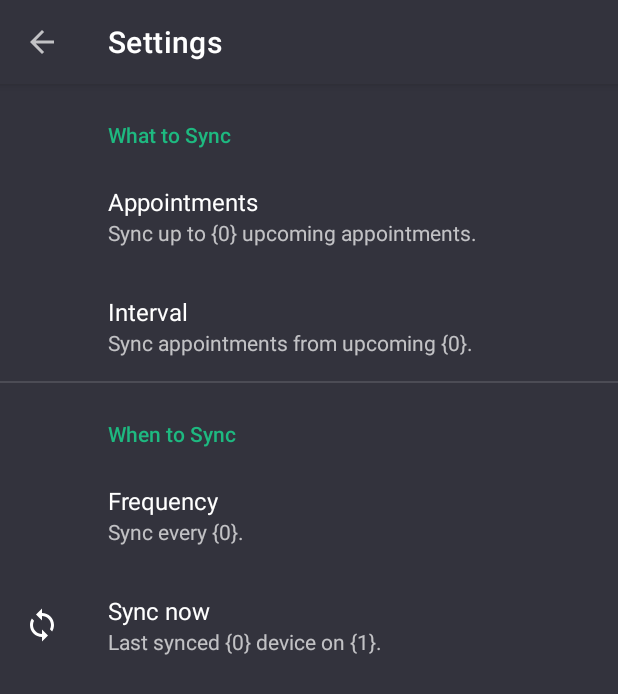
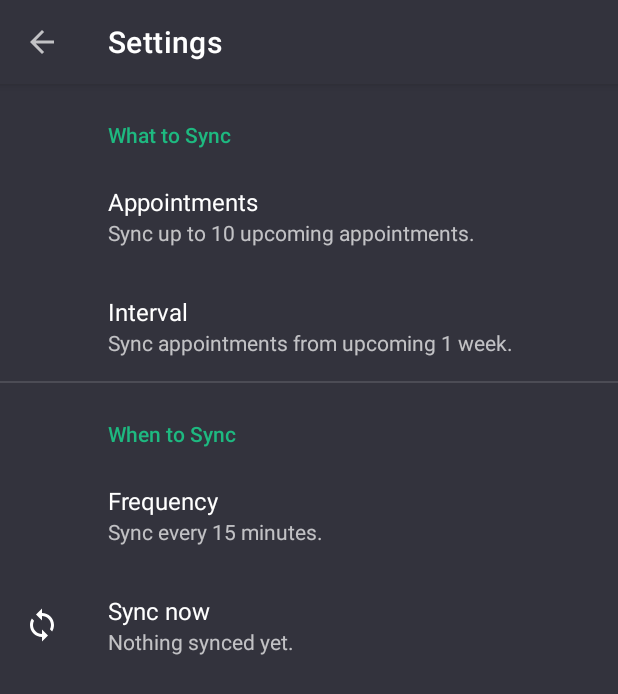
Before and after one commit to le-cds/connectiq, an Android app: the SettingsActivity screen opened directly, with no data from a screen before it, on a phone screen of 412 x 824 dp. Shown: the top 694 px of the screen. Run offline under Robolectric (Android 15) with nearby library versions, the phone set to English and light mode, and no system bars; our stand-ins replace androidx.preference.

Commit message:
Added functionality to settings activity. #2
- Almost all settings now have proper summary providers.
- Clicking the sync now button now actually runs the sync worker.
- Frequency changes are applied to the sync worker.

```diff
--- a/CalendarIQConnector/app/src/main/java/net/hypotenubel/calendariq/activities/MainActivity.java
+++ b/CalendarIQConnector/app/src/main/java/net/hypotenubel/calendariq/activities/MainActivity.java
@@ -73,7 +73,7 @@ public class MainActivity extends AppCompatActivity {
 
             // Ensure that our sync service is running
             if (!isEmulator) {
-                WatchSyncWorker.runSyncWorker();
+                WatchSyncWorker.runSyncWorker(this, false);
             }
         } else {
             showPermissionsError();
--- a/CalendarIQConnector/app/src/main/java/net/hypotenubel/calendariq/activities/SettingsActivity.java
+++ b/CalendarIQConnector/app/src/main/java/net/hypotenubel/calendariq/activities/SettingsActivity.java
@@ -1,16 +1,19 @@
 package net.hypotenubel.calendariq.activities;
-
-import androidx.appcompat.app.AppCompatActivity;
-import androidx.appcompat.widget.Toolbar;
-import androidx.lifecycle.Observer;
-import androidx.preference.PreferenceFragmentCompat;
-import androidx.work.Operation;
 
 import android.os.Bundle;
 import android.widget.Toast;
 
 import net.hypotenubel.calendariq.R;
 import net.hypotenubel.calendariq.services.WatchSyncWorker;
+
+import androidx.appcompat.app.AppCompatActivity;
+import androidx.appcompat.widget.Toolbar;
+import androidx.lifecycle.Observer;
+import androidx.preference.EditTextPreference;
+import androidx.preference.ListPreference;
+import androidx.preference.Preference;
+import androidx.preference.PreferenceFragmentCompat;
+import androidx.work.Operation;
 
 /**
  * Presents the user with a list of settings. Since we only have a single list, we're not using
@@ -30,6 +33,68 @@ public class SettingsActivity extends AppCompatActivity {
 
 
     /**
+     * Fragment that displays our list of settings.
+     */
+    public static class SettingsFragment extends PreferenceFragmentCompat {
+        @Override
+        public void onCreatePreferences(Bundle savedInstanceState, String rootKey) {
+            setPreferencesFromResource(R.xml.preferences, rootKey);
+
+            // Extract preferences
+            Preference appointments = findPreference("appointments");
+            Preference interval = findPreference("interval");
+            Preference frequency = findPreference("frequency");
+            Preference lastSync = findPreference("last_sync");
+
+            // Install summary providers
+            appointments.setSummaryProvider(new FormattingSummaryProvider(getString(
+                    R.string.pref_appointments_summary)));
+            interval.setSummaryProvider(new FormattingSummaryProvider(getString(
+                    R.string.pref_interval_summary)));
+            frequency.setSummaryProvider(new FormattingSummaryProvider(getString(
+                    R.string.pref_frequency_summary)));
+            lastSync.setSummaryProvider(new Preference.SummaryProvider() {
+                @Override
+                public CharSequence provideSummary(Preference preference) {
+                    return provideLastSyncSummary(preference);
+                }
+            });
+
+            // Listen to frequency changes to we can restart the sync worker
+            frequency.setOnPreferenceChangeListener(new Preference.OnPreferenceChangeListener() {
+                @Override
+                public boolean onPreferenceChange(Preference preference, Object newValue) {
+                    onFrequencyChanged(newValue.toString());
+                    return true;
+                }
+            });
+
+            // Listen to synchronisation requests
+            lastSync.setOnPreferenceClickListener(new Preference.OnPreferenceClickListener() {
+                @Override
+                public boolean onPreferenceClick(Preference preference) {
+                    runSyncWorkerOnce();
+                    return true;
+                }
+            });
+        }
+
+        /**
+         * Provides a summary for the last synchronisation. This is more complex, so we handle it in
+         * this rather special method.
+         */
+        private CharSequence provideLastSyncSummary(Preference lastSyncPref) {
+            return getString(R.string.pref_last_sync_summary_never);
+        }
+
+        /**
+         * Re-register sync worker upon frequency changes.
+         */
+        private void onFrequencyChanged(String newValue) {
+            WatchSyncWorker.runSyncWorker(Integer.parseInt(newValue),true);
+        }
+
+        /**
          * Ensures that our synchronization worker is run once by the work manager API.
          */
         private void runSyncWorkerOnce() {
@@ -41,19 +106,56 @@ public class SettingsActivity extends AppCompatActivity {
                 public void onChanged(Operation.State state) {
                     // This is only called if things were successful
                     Toast.makeText(
-                        SettingsActivity.this,
-                        "Appointments sent",
+                            SettingsFragment.this.getActivity(),
+                            getString(R.string.settingsActivity_sending),
                             Toast.LENGTH_SHORT)
                             .show();
                 }
             });
         }
+    }
 
 
-    public static class SettingsFragment extends PreferenceFragmentCompat {
+    /**
+     * Summary provider that works with a format string the preference value is passed to.
+     */
+    private static class FormattingSummaryProvider
+            implements Preference.SummaryProvider<Preference> {
+
+        /** The format string we'll be using to generate summaries. */
+        private String formatString;
+
+        /**
+         * Creates a new summary provider for the given format string.
+         *
+         * @param formatString the format string to use.
+         */
+        public FormattingSummaryProvider(String formatString) {
+            this.formatString = formatString;
+        }
+
         @Override
-        public void onCreatePreferences(Bundle savedInstanceState, String rootKey) {
-            setPreferencesFromResource(R.xml.preferences, rootKey);
+        public CharSequence provideSummary(Preference preference) {
+            String prefValue = null;
+
+            // Extract proper preference value
+            if (preference instanceof ListPreference) {
+                CharSequence prefValueSequence = ((ListPreference) preference).getEntry();
+                if (prefValueSequence != null) {
+                    prefValue = prefValueSequence.toString();
+                }
+
+            } else if (preference instanceof EditTextPreference) {
+                prefValue = ((EditTextPreference) preference).getText();
+
+            }
+
+            // Return proper summary
+            if (prefValue == null) {
+                return "";
+            } else {
+                return String.format(formatString, prefValue);
+            }
         }
     }
 
--- a/CalendarIQConnector/app/src/main/res/values/strings.xml
+++ b/CalendarIQConnector/app/src/main/res/values/strings.xml
@@ -12,15 +12,16 @@
 
     <!-- Settings Activity -->
     <string name="settingsActivity_title">Settings</string>
+    <string name="settingsActivity_sending">Sending appointments...</string>
 
     <!-- Sync Service -->
     <string name="watchSyncService_description">Replies to appointment requests by Garmin devices.</string>
 
-    <!-- Strings related to Settings -->
+    <!-- Preferences -->
     <string name="pref_cat_what">What to Sync</string>
 
     <string name="pref_appointments">Appointments</string>
-    <string name="pref_appointments_summary">Sync up to {0} upcoming appointments.</string>
+    <string name="pref_appointments_summary">Sync up to %1s upcoming appointments.</string>
     <string-array name="pref_appointments_entries">
         <item>5</item>
         <item>10</item>
@@ -33,7 +34,7 @@
     </string-array>
 
     <string name="pref_interval">Interval</string>
-    <string name="pref_interval_summary">Sync appointments from upcoming {0}.</string>
+    <string name="pref_interval_summary">Sync appointments from upcoming %1s.</string>
     <string-array name="pref_interval_entries">
         <item>1 day</item>
         <item>3 days</item>
@@ -52,7 +53,7 @@
     <string name="pref_cat_when">When to Sync</string>
 
     <string name="pref_frequency">Frequency</string>
-    <string name="pref_frequency_summary">Sync every {0}.</string>
+    <string name="pref_frequency_summary">Sync every %1s.</string>
     <string-array name="pref_frequency_entries">
         <item>15 minutes</item>
         <item>30 minutes</item>
@@ -72,7 +73,8 @@
         <item>1440</item>
     </string-array>
 
-    <string name="pref_sync">Sync now</string>
-    <string name="pref_sync_summary_singular">Last synced {0} device on {1}.</string>
-    <string name="pref_sync_summary_plural">Last synced {0} devices on {1}.</string>
+    <string name="pref_last_sync">Sync now</string>
+    <string name="pref_last_sync_summary_never">Nothing synced yet.</string>
+    <string name="pref_last_sync_summary_singular">Last synced {0} device on {1}.</string>
+    <string name="pref_last_sync_summary_plural">Last synced {0} devices on {1}.</string>
 </resources>
--- a/CalendarIQConnector/app/src/main/res/xml/preferences.xml
+++ b/CalendarIQConnector/app/src/main/res/xml/preferences.xml
@@ -42,9 +42,9 @@
             app:positiveButtonText="@null"/>
 
         <Preference
-            app:key="sync"
-            app:title="@string/pref_sync"
-            app:summary="@string/pref_sync_summary_singular"
+            app:key="last_sync"
+            app:title="@string/pref_last_sync"
+            app:summary="@string/pref_last_sync_summary_never"
             app:icon="@drawable/ic_sync_white_24dp"/>
 
     </PreferenceCategory>
```
Also changed, not shown: CalendarIQConnector/app/src/main/java/net/hypotenubel/calendariq/services/WatchSyncWorker.java (+33 -6 lines). Lines whose indentation alone changed are shown as unchanged.
